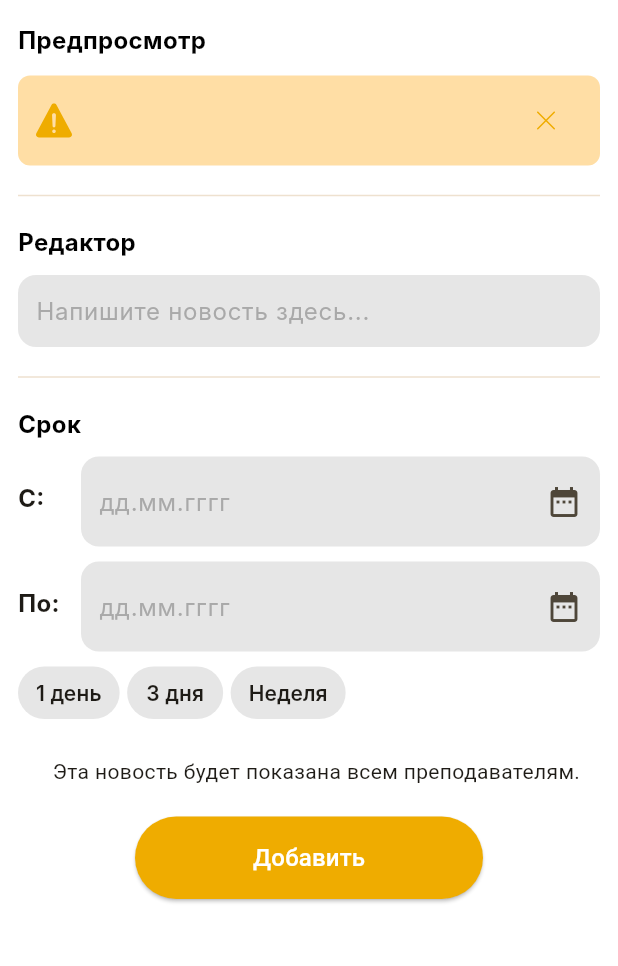
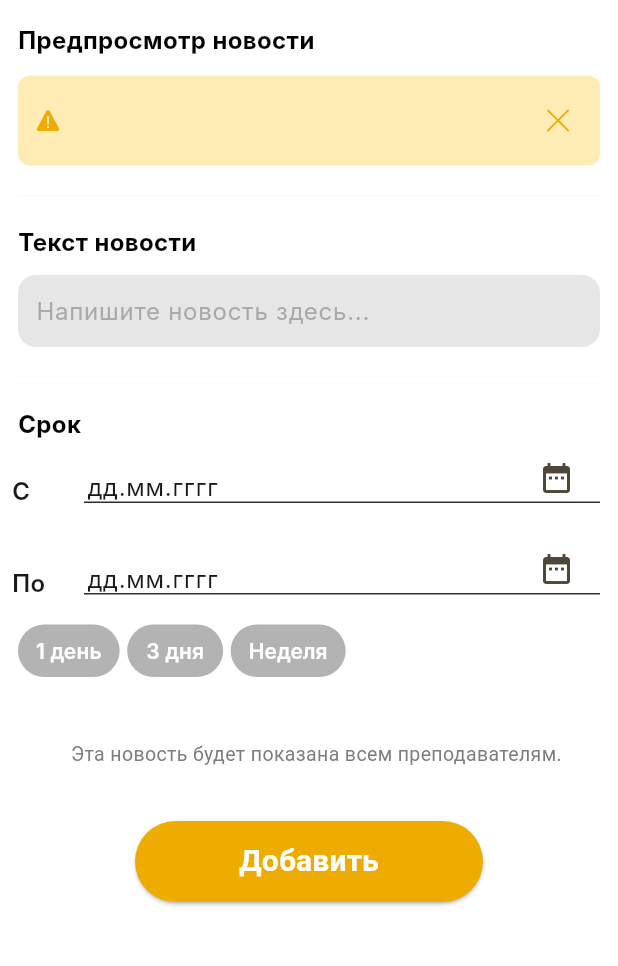
Before and after one commit to xander-07/IQJ, a Flutter app: the SpecialNews screen opened directly, on a phone screen of 412 x 824 dp, the part 73-1039 px from its top. Run offline on Flutter 3.47's test engine with Material 3 defaults, Android fonts, the phone set to English and light mode, and no system bars; our stand-ins replace bloc, cloud_firestore, firebase_auth, firebase_core, flutter_bloc, flutter_linkify and 6 more; missing offline and left inert: dart:html; accounts and stored records are empty; Roboto replaces fonts that are missing (Inter); project files that could hold a hidden picture were left out.

Commit message:
IQJ-10 исправлен экран создания важной новости

```diff
--- a/lib/features/news/admin/admin_button.dart
+++ b/lib/features/news/admin/admin_button.dart
@@ -54,7 +54,7 @@ Widget two_button_add_news(BuildContext context) {
         ),
         child: Column(
           children: [
-            const SizedBox(height: 6),
+            const SizedBox(height: 8),
             SizedBox(
               height: 65,
               width: 325,
@@ -118,6 +118,9 @@ Widget two_button_add_news(BuildContext context) {
                 ),
               ),
             ),
+            SizedBox(
+              height: 6,
+            )
           ],
         ),
       ),
--- a/lib/features/news/admin/general_news.dart
+++ b/lib/features/news/admin/general_news.dart
@@ -203,7 +203,7 @@ class _GeneralNews extends State<GeneralNews> {
           Padding(
             padding: const EdgeInsets.only(left: 12, top: 12),
             child: Text(
-              'Редактор',
+              'Текст новости',
               textAlign: TextAlign.left,
               style: TextStyle(
                 fontFamily: 'Inter',
--- a/lib/features/news/admin/special_news.dart
+++ b/lib/features/news/admin/special_news.dart
@@ -76,13 +76,14 @@ class _SpecialNews extends State<SpecialNews> {
           Padding(
             padding: const EdgeInsets.only(left: 12, top: 8),
             child: Text(
-              'Предпросмотр',
+              'Предпросмотр новости',
               textAlign: TextAlign.left,
               style: TextStyle(
                 fontFamily: 'Inter',
                 fontSize: 16,
                 color: Theme.of(context).colorScheme.onBackground,
                 fontWeight: FontWeight.w700,
+
               ),
             ),
           ),
@@ -93,7 +94,9 @@ class _SpecialNews extends State<SpecialNews> {
             alignment: Alignment.center,
             decoration: BoxDecoration(
               borderRadius: BorderRadius.circular(8),
-              color: Theme.of(context).colorScheme.primaryContainer,
+              color: Theme.of(context).brightness == Brightness.light
+                ? const Color(0xFFFFECB4)
+                : const Color(0xFF594512),
             ),
             child: Wrap(
               children: [
@@ -114,8 +117,8 @@ class _SpecialNews extends State<SpecialNews> {
                                   child: SvgPicture.asset(
                                     'assets/icons/schedule/warning.svg',
                                     semanticsLabel: 'warning',
-                                    height: 24,
-                                    width: 24,
+                                    height: 14,
+                                    width: 16,
                                     allowDrawingOutsideViewBox: true,
                                     // color: const Color.fromARGB(255, 239, 172, 0),
                                   ),
@@ -128,6 +131,7 @@ class _SpecialNews extends State<SpecialNews> {
                                       fontFamily: 'Inter',
                                       fontSize: 18,
                                       fontWeight: FontWeight.normal,
+
                                       color: Color.fromARGB(255, 255, 166, 0),
                                     ),
                                   ),
@@ -136,8 +140,14 @@ class _SpecialNews extends State<SpecialNews> {
                                   onPressed: () {
                                     setState(() {});
                                   },
-                                  icon: SvgPicture.asset(
+                                  icon: Padding(
+                                    padding: const EdgeInsets.only(left: 21.0),
+                                    child:
+                                     SvgPicture.asset(
+                                      width: 16,
+                                      height: 16,
                                       'assets/icons/news/close.svg',
+                                    ),
                                   ),
                                 ),
                               ],
@@ -153,16 +163,16 @@ class _SpecialNews extends State<SpecialNews> {
           ),
           Container(
             margin: const EdgeInsets.only(left: 12, right: 12, top: 12),
-            child: Divider(
+            child: const Divider(
               thickness: 1,
-              color: Theme.of(context).colorScheme.surfaceVariant,
+              color: Color.fromRGBO(209, 209, 209, 0.12),
             ),
           ),
           // Блок редактора новости
           Padding(
             padding: const EdgeInsets.only(left: 12, top: 12),
             child: Text(
-              'Редактор',
+              'Текст новости',
               textAlign: TextAlign.left,
               style: TextStyle(
                 fontFamily: 'Inter',
@@ -206,9 +216,9 @@ class _SpecialNews extends State<SpecialNews> {
           ),
           Container(
             margin: const EdgeInsets.only(left: 12, right: 12),
-            child: Divider(
+            child: const Divider(
               thickness: 1,
-              color: Theme.of(context).colorScheme.surfaceVariant,
+              color: Color.fromRGBO(209, 209, 209, 0.12),
             ),
           ),
           // Блок настройки срока показа новости
@@ -231,24 +241,36 @@ class _SpecialNews extends State<SpecialNews> {
               Container(
                 width: 30,
                 alignment: Alignment.bottomLeft,
-                margin: const EdgeInsets.only(left: 12, top: 6),
+                margin: const EdgeInsets.only(left: 8, top: 6, right: 8),
                 child: Text(
-                  "С:",
+                  "С",
                   style: TextStyle(
                     fontFamily: 'Inter',
                     fontSize: 16,
-                    color: Theme.of(context).colorScheme.onSurface,
-                    fontWeight: FontWeight.w700,
+                    color: Theme.of(context).brightness == Brightness.light
+                      ? const Color(0xFF191919)
+                      : const Color(0xFFE8E8E8),
+                    fontWeight: FontWeight.w600,
                   ),
                 ),
               ),
               Flexible(
                 child: Container(
-                  margin: const EdgeInsets.only(top: 10, left: 12, right: 12),
-                  decoration: BoxDecoration(
-                    color: Theme.of(context).colorScheme.onInverseSurface,
-                    borderRadius: BorderRadius.circular(12),
+                  margin: const EdgeInsets.only(right: 12),
+                  child: Stack(
+                    children: [
+                      Positioned(
+                        top: 40,
+                        left: 10,
+                        right: 0,
+                        child: Container(
+                          height: 1,
+                          color: const Color(0xFF2C2D2F),
                         ),
+                      ),
+                      Row(
+                        children: [
+                          Flexible(
                             child: TextField(
                               controller: fromDatePickerController,
                               decoration: InputDecoration(
@@ -256,23 +278,15 @@ class _SpecialNews extends State<SpecialNews> {
                                 hintFadeDuration: const Duration(milliseconds: 100),
                                 border: InputBorder.none,
                                 contentPadding: const EdgeInsets.symmetric(
-                          horizontal: 12, vertical: 10),
-                      hintStyle: const TextStyle(
+                                    horizontal: 12,vertical: 10),
+                                hintStyle: TextStyle(
                                   fontFamily: 'Inter',
                                   fontWeight: FontWeight.w400,
                                   fontSize: 16.0,
                                   height: 2.5,
-                        color: Color.fromRGBO(128, 128, 128, 0.6),
-                      ),
-                      suffixIcon: SizedBox(
-                        child: IconButton(
-                          icon: const Icon(
-                            Icons.date_range,
-                          ),
-                          onPressed: () {
-                            _selectFromDate(context);
-                          },
-                        ),
+                                  color: Theme.of(context).brightness == Brightness.light
+                                    ? const Color(0xFF191919)
+                                    : const Color(0xFFE8E8E8),
                                 ),
                               ),
                               onChanged: (text) {
@@ -285,34 +299,61 @@ class _SpecialNews extends State<SpecialNews> {
                               },
                             ),
                           ),
+                          Padding(
+                            padding: const EdgeInsets.only(right: 5.0, bottom: 13),
+                            child: IconButton(
+                              icon: const Icon(
+                                Icons.date_range,
+                              ),
+                              onPressed: () {
+                                _selectFromDate(context);
+                              },
+                            ),
                           ),
                         ],
                       ),
-
+                    ],
+                  ),
+                ),
+              ),
+            ],
+          ),
           Row(
             mainAxisAlignment: MainAxisAlignment.end,
             children: [
               Container(
                 width: 30,
                 alignment: Alignment.bottomLeft,
-                margin: const EdgeInsets.only(left: 12, top: 6),
+                margin: const EdgeInsets.only(left: 8, top: 6, right: 8),
                 child: Text(
-                  "По:",
+                  "По",
                   style: TextStyle(
                     fontFamily: 'Inter',
                     fontSize: 16,
-                    color: Theme.of(context).colorScheme.onSurface,
-                    fontWeight: FontWeight.w700,
+                    color: Theme.of(context).brightness == Brightness.light
+                      ? const Color(0xFF191919)
+                      : const Color(0xFFE8E8E8),
+                    fontWeight: FontWeight.w600,
                   ),
                 ),
               ),
               Flexible(
                 child: Container(
-                  margin: const EdgeInsets.only(top: 10, left: 12, right: 12),
-                  decoration: BoxDecoration(
-                    color: Theme.of(context).colorScheme.onInverseSurface,
-                    borderRadius: BorderRadius.circular(12),
+                  margin: const EdgeInsets.only(right: 12),
+                  child: Stack(
+                    children: [
+                      Positioned(
+                        top: 40,
+                        left: 10,
+                        right: 0,
+                        child: Container(
+                          height: 1,
+                          color: const Color(0xFF2C2D2F),
                         ),
+                      ),
+                      Row(
+                        children: [
+                          Flexible(
                             child: TextField(
                               controller: toDatePickerController,
                               decoration: InputDecoration(
@@ -321,22 +362,14 @@ class _SpecialNews extends State<SpecialNews> {
                                 border: InputBorder.none,
                                 contentPadding: const EdgeInsets.symmetric(
                                     horizontal: 12, vertical: 10),
-                      hintStyle: const TextStyle(
+                                hintStyle: TextStyle(
                                   fontFamily: 'Inter',
                                   fontWeight: FontWeight.w400,
                                   fontSize: 16.0,
                                   height: 2.5,
-                        color: Color.fromRGBO(128, 128, 128, 0.6),
-                      ),
-                      suffixIcon: SizedBox(
-                        child: IconButton(
-                          icon: const Icon(
-                            Icons.date_range,
-                          ),
-                          onPressed: () {
-                            _selectToDate(context);
-                          },
-                        ),
+                                  color: Theme.of(context).brightness == Brightness.light
+                                    ? const Color(0xFF191919)
+                                    : const Color(0xFFE8E8E8),
                                 ),
                               ),
                               onChanged: (text) {
@@ -349,12 +382,32 @@ class _SpecialNews extends State<SpecialNews> {
                               },
                             ),
                           ),
+                          Padding(
+                            padding: const EdgeInsets.only(right: 5.0, bottom: 13),
+                            child: IconButton(
+                              icon: const Icon(
+                                Icons.date_range,
+                              ),
+                              onPressed: () {
+                                _selectToDate(context);
+                              },
+                            ),
                           ),
                         ],
                       ),
+                    ],
+                  ),
+                ),
+              ),
+            ],
+          ),
+
+
+
+
           // Три кнопки быстрой установки срока показа новости
           Padding(
-            padding: const EdgeInsets.only(top: 10),
+            padding: const EdgeInsets.only(top: 0),
             child: Row(
               mainAxisSize: MainAxisSize.min,
               crossAxisAlignment: CrossAxisAlignment.start,
@@ -365,7 +418,9 @@ class _SpecialNews extends State<SpecialNews> {
                   decoration: BoxDecoration(
                     //borderRadius: BorderRadius.circular(50),
                     borderRadius: BorderRadius.circular(24.0),
-                    color: Theme.of(context).colorScheme.onInverseSurface,
+                    color: Theme.of(context).brightness == Brightness.light
+                      ? const Color(0xFFB3B3B3)
+                      : const Color(0xFF454648),
                   ),
                   child: TextButton(
                     onPressed: () {
@@ -377,13 +432,13 @@ class _SpecialNews extends State<SpecialNews> {
                       toDatePickerController.text =
                           DateFormat('dd.MM.yyyy').format(to);
                     },
-                    child: Text(
+                    child: const Text(
                       "1 день",
                       style: TextStyle(
                         fontFamily: 'Inter',
                         fontSize: 14,
                         fontWeight: FontWeight.w600,
-                        color: Theme.of(context).colorScheme.onSurface,
+                        color: Color(0xFFFFFFFF),
                       ),
                     ),
                   ),
@@ -395,7 +450,9 @@ class _SpecialNews extends State<SpecialNews> {
                   decoration: BoxDecoration(
                     //borderRadius: BorderRadius.circular(50),
                     borderRadius: BorderRadius.circular(24.0),
-                    color: Theme.of(context).colorScheme.onInverseSurface,
+                    color: Theme.of(context).brightness == Brightness.light
+                      ? const Color(0xFFB3B3B3)
+                      : const Color(0xFF454648),
                   ),
                   child: TextButton(
                     onPressed: () {
@@ -407,13 +464,13 @@ class _SpecialNews extends State<SpecialNews> {
                       toDatePickerController.text =
                           DateFormat('dd.MM.yyyy').format(to);
                     },
-                    child: Text(
+                    child: const Text(
                       "3 дня",
                       style: TextStyle(
                         fontFamily: 'Inter',
                         fontSize: 14,
                         fontWeight: FontWeight.w600,
-                        color: Theme.of(context).colorScheme.onSurface,
+                        color:  Color(0xFFFFFFFF),
                       ),
                     ),
                   ),
@@ -422,9 +479,10 @@ class _SpecialNews extends State<SpecialNews> {
                   margin: const EdgeInsets.only(right: 5),
                   height: 35,
                   decoration: BoxDecoration(
-                    //borderRadius: BorderRadius.circular(50),
                     borderRadius: BorderRadius.circular(24.0),
-                    color: Theme.of(context).colorScheme.onInverseSurface,
+                    color: Theme.of(context).brightness == Brightness.light
+                      ? const Color(0xFFB3B3B3)
+                      : const Color(0xFF454648),
                   ),
                   child: TextButton(
                     onPressed: () {
@@ -436,13 +494,13 @@ class _SpecialNews extends State<SpecialNews> {
                       toDatePickerController.text =
                           DateFormat('dd.MM.yyyy').format(to);
                     },
-                    child: Text(
+                    child: const Text(
                       "Неделя",
                       style: TextStyle(
                         fontFamily: 'Inter',
                         fontSize: 14,
                         fontWeight: FontWeight.w600,
-                        color: Theme.of(context).colorScheme.onSurface,
+                        color: Color(0xFFFFFFFF),
                       ),
                     ),
                   ),
@@ -450,11 +508,17 @@ class _SpecialNews extends State<SpecialNews> {
               ],
             ),
           ),
+
           const Padding(
-            padding: EdgeInsets.only(left: 10, top: 25),
+            padding: EdgeInsets.only(left: 10, top: 42, bottom: 25),
             child: Text(
               "Эта новость будет показана всем преподавателям.",
               textAlign: TextAlign.center,
+              style: TextStyle(
+                color: Color(0xFF7D7D7D),
+                fontWeight: FontWeight.w400,
+                fontSize: 13,
+              ),
             ),
           ),
           special_news_add_button(
--- a/lib/features/news/admin/special_news_add_button.dart
+++ b/lib/features/news/admin/special_news_add_button.dart
@@ -5,10 +5,10 @@ import 'confirm_special_upload.dart';
 Widget special_news_add_button(BuildContext context, String text,
     String publishFromTime, String publishUntilTime) {
   return Container(
-    width: 150,
-    height: 55,
+    width: 151,
+    height: 54,
     padding: const EdgeInsets.only(left: 90, right: 90),
-    margin: const EdgeInsets.only(top: 20),
+    margin: const EdgeInsets.only(top: 10),
     child: ElevatedButton(
       onPressed: () {
         uploadSpecialDialog(context, text, publishFromTime, publishUntilTime);
@@ -23,7 +23,8 @@ Widget special_news_add_button(BuildContext context, String text,
         'Добавить',
         style: TextStyle(
           color: Colors.white,
-          fontSize: 16,
+          fontSize: 20,
+          fontWeight: FontWeight.w600,
         ),
       ),
     ),
```
Lines whose indentation alone changed are shown as unchanged.
